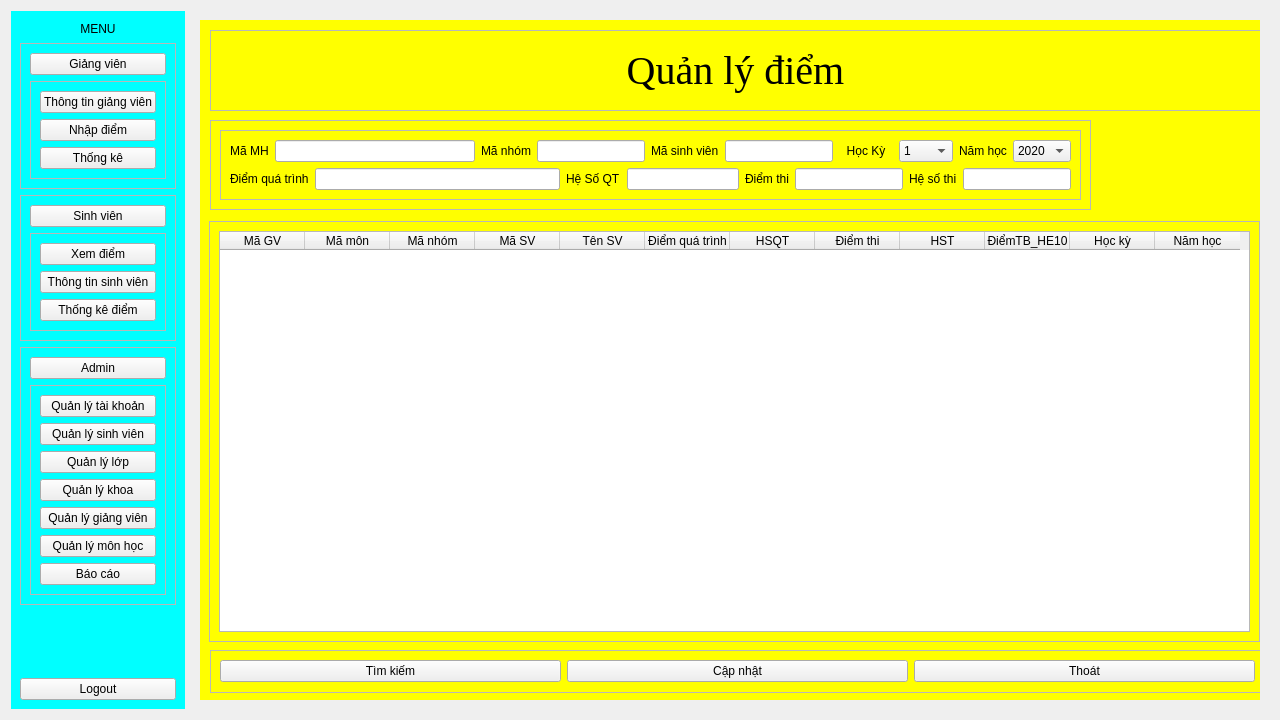
First picture: the form in main/FrontEnd/Menu.ui, repository phusomnia/Student_Management, before the edit.
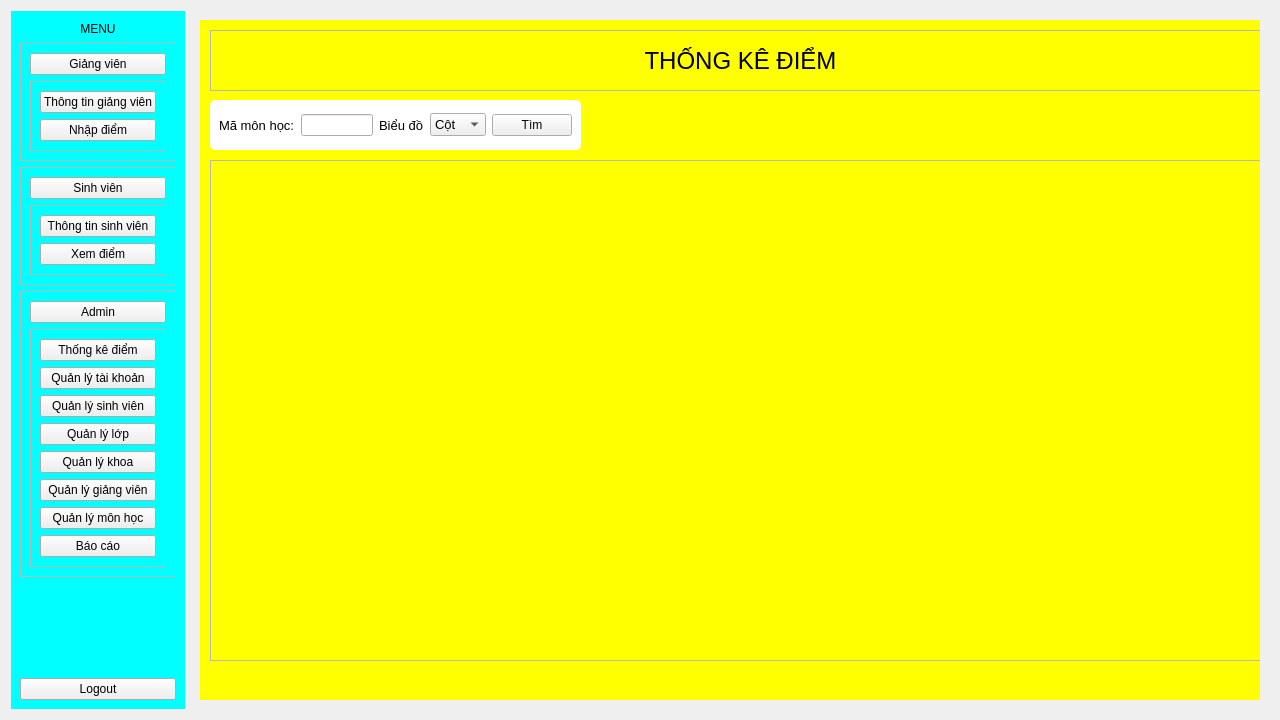
Second picture: the form after the edit.

```diff
--- a/main/FrontEnd/Menu.ui
+++ b/main/FrontEnd/Menu.ui
@@ -111,13 +111,6 @@
                 </property>
                </widget>
               </item>
-              <item>
-               <widget class="QPushButton" name="ThongKeBtn">
-                <property name="text">
-                 <string>Thống kê</string>
-                </property>
-               </widget>
-              </item>
              </layout>
             </widget>
            </item>
@@ -152,13 +145,6 @@
               <enum>QFrame::Raised</enum>
              </property>
              <layout class="QVBoxLayout" name="verticalLayout_6">
-              <item>
-               <widget class="QPushButton" name="XemDiemBtn">
-                <property name="text">
-                 <string>Xem điểm</string>
-                </property>
-               </widget>
-              </item>
               <item>
                <widget class="QPushButton" name="pushButton">
                 <property name="text">
@@ -167,9 +153,9 @@
                </widget>
               </item>
               <item>
-               <widget class="QPushButton" name="DangKiHPBtn">
+               <widget class="QPushButton" name="XemDiemBtn">
                 <property name="text">
-                 <string>Thống kê điểm</string>
+                 <string>Xem điểm</string>
                 </property>
                </widget>
               </item>
@@ -210,6 +196,13 @@
               <enum>QFrame::Raised</enum>
              </property>
              <layout class="QVBoxLayout" name="verticalLayout_8">
+              <item>
+               <widget class="QPushButton" name="DangKiHPBtn">
+                <property name="text">
+                 <string>Thống kê điểm</string>
+                </property>
+               </widget>
+              </item>
               <item>
                <widget class="QPushButton" name="QLTKBtn">
                 <property name="text">
@@ -293,17 +286,40 @@
    <item row="0" column="1">
     <widget class="QWidget" name="Frame_Display" native="true">
      <property name="styleSheet">
-      <string notr="true">#Frame_QLGV, #Frame_QLL, #Frame_QLSV, #Frame_QLMH, #Frame_QLK, #Frame_NhapDiem {
+      <string notr="true">#Frame_QLGV, #Frame_QLL, #Frame_QLSV, #Frame_QLMH, #Frame_QLK, #Frame_NhapDiem, #ThongKe_Diem {
 background-color: yellow;
 }
 
+#Thongke_frame{
+	border-radius: 10px;
+	border:none;
+	background-color:#fff;
+}
+
+#chon_nam_frame{
+	background-color: #fff;
+	border: none;
+	border-radius: 5px;
+}
+
+#Bieudo_frame{
+	background-color: #fff;
+	border:none;
+	border-radius: 10px;
+}
+
+#diemtop_bot_frame{
+	background-color: #fff;
+	border: none;
+	border-radius: 5px;
+}
 </string>
      </property>
      <layout class="QGridLayout" name="gridLayout_10">
       <item row="0" column="0">
        <widget class="QStackedWidget" name="Frame_Admin">
         <property name="currentIndex">
-         <number>2</number>
+         <number>8</number>
         </property>
         <widget class="QWidget" name="Frame_QLGV">
          <property name="styleSheet">
@@ -1842,6 +1858,139 @@
          </widget>
         </widget>
         <widget class="QWidget" name="Chi_Tiet_BangDiem"/>
+        <widget class="QWidget" name="ThongKe_Diem">
+         <widget class="QFrame" name="Frame_Title_TKD">
+          <property name="geometry">
+           <rect>
+            <x>10</x>
+            <y>10</y>
+            <width>1051</width>
+            <height>61</height>
+           </rect>
+          </property>
+          <property name="frameShape">
+           <enum>QFrame::StyledPanel</enum>
+          </property>
+          <property name="frameShadow">
+           <enum>QFrame::Raised</enum>
+          </property>
+          <widget class="QLabel" name="title_lbl">
+           <property name="geometry">
+            <rect>
+             <x>30</x>
+             <y>10</y>
+             <width>1001</width>
+             <height>41</height>
+            </rect>
+           </property>
+           <property name="font">
+            <font>
+             <pointsize>18</pointsize>
+            </font>
+           </property>
+           <property name="text">
+            <string>THỐNG KÊ ĐIỂM</string>
+           </property>
+           <property name="alignment">
+            <set>Qt::AlignCenter</set>
+           </property>
+          </widget>
+         </widget>
+         <widget class="QFrame" name="Frame_BieuDo">
+          <property name="geometry">
+           <rect>
+            <x>10</x>
+            <y>140</y>
+            <width>1051</width>
+            <height>501</height>
+           </rect>
+          </property>
+          <property name="frameShape">
+           <enum>QFrame::StyledPanel</enum>
+          </property>
+          <property name="frameShadow">
+           <enum>QFrame::Raised</enum>
+          </property>
+         </widget>
+         <widget class="QFrame" name="chon_nam_frame">
+          <property name="geometry">
+           <rect>
+            <x>10</x>
+            <y>80</y>
+            <width>371</width>
+            <height>50</height>
+           </rect>
+          </property>
+          <property name="styleSheet">
+           <string notr="true">#chon_name_frame{
+	background-color: #fff;
+	border: none;
+	border-radius: 5px;
+}</string>
+          </property>
+          <property name="frameShape">
+           <enum>QFrame::StyledPanel</enum>
+          </property>
+          <property name="frameShadow">
+           <enum>QFrame::Raised</enum>
+          </property>
+          <layout class="QHBoxLayout" name="horizontalLayout_5">
+           <item>
+            <widget class="QLabel" name="MH_lbl">
+             <property name="font">
+              <font>
+               <pointsize>10</pointsize>
+              </font>
+             </property>
+             <property name="text">
+              <string>Mã môn học:</string>
+             </property>
+            </widget>
+           </item>
+           <item>
+            <widget class="QLineEdit" name="MaMH_Entry_TKD"/>
+           </item>
+           <item>
+            <widget class="QLabel" name="label_36">
+             <property name="font">
+              <font>
+               <pointsize>10</pointsize>
+              </font>
+             </property>
+             <property name="text">
+              <string>Biểu đồ</string>
+             </property>
+            </widget>
+           </item>
+           <item>
+            <widget class="QComboBox" name="BieuDo_CBox">
+             <property name="font">
+              <font>
+               <pointsize>10</pointsize>
+              </font>
+             </property>
+             <item>
+              <property name="text">
+               <string>Cột</string>
+              </property>
+             </item>
+             <item>
+              <property name="text">
+               <string>Tròn</string>
+              </property>
+             </item>
+            </widget>
+           </item>
+           <item>
+            <widget class="QPushButton" name="SearchBtn_TKD">
+             <property name="text">
+              <string>Tìm</string>
+             </property>
+            </widget>
+           </item>
+          </layout>
+         </widget>
+        </widget>
         <widget class="QWidget" name="Frame_QLL">
          <layout class="QGridLayout" name="gridLayout_24">
           <item row="0" column="0">
```
